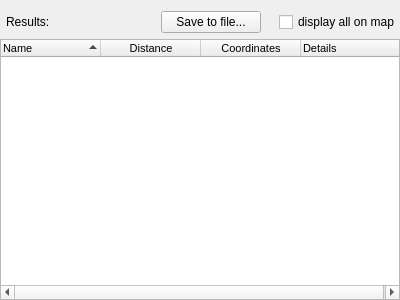
The window that search/searchresultwidget.ui (mrkite/minutor) describes before a commit, drawn with Qt 5.
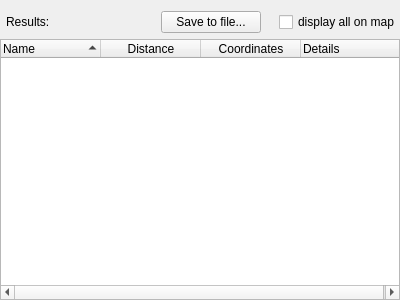
The same window after the commit.

Commit message: don't set custom font size for search results widget (#317)

Patch:
```diff
--- a/search/searchresultwidget.ui
+++ b/search/searchresultwidget.ui
@@ -68,11 +68,6 @@
    </item>
    <item>
     <widget class="QTreeWidget" name="treeWidget">
-     <property name="font">
-      <font>
-       <pointsize>8</pointsize>
-      </font>
-     </property>
      <property name="rootIsDecorated">
       <bool>false</bool>
      </property>
```
